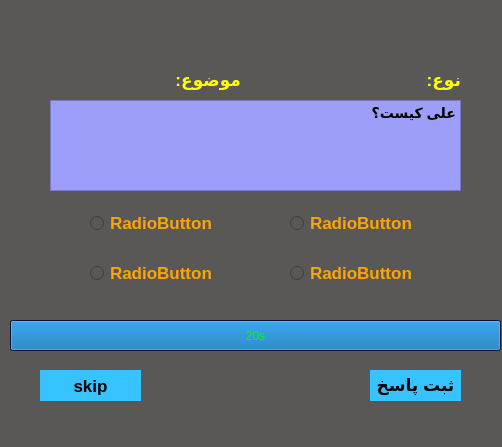
Qt form TicTocToeQuiz_clinet/multiplequstion.ui (alireza1384848/AP-project) before a commit.
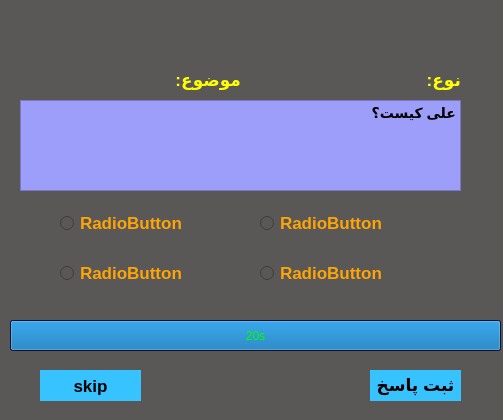
The same form after that commit.

The edit to the form file:
```diff
--- a/TicTocToeQuiz_clinet/multiplequstion.ui
+++ b/TicTocToeQuiz_clinet/multiplequstion.ui
@@ -6,8 +6,8 @@
    <rect>
     <x>0</x>
     <y>0</y>
-    <width>502</width>
-    <height>447</height>
+    <width>503</width>
+    <height>420</height>
    </rect>
   </property>
   <property name="windowTitle">
@@ -19,7 +19,7 @@
   <widget class="QRadioButton" name="answer1">
    <property name="geometry">
     <rect>
-     <x>90</x>
+     <x>60</x>
      <y>260</y>
      <width>151</width>
      <height>26</height>
@@ -35,7 +35,7 @@
   <widget class="QRadioButton" name="answer2">
    <property name="geometry">
     <rect>
-     <x>290</x>
+     <x>260</x>
      <y>210</y>
      <width>161</width>
      <height>26</height>
@@ -51,7 +51,7 @@
   <widget class="QRadioButton" name="answer3">
    <property name="geometry">
     <rect>
-     <x>90</x>
+     <x>60</x>
      <y>210</y>
      <width>151</width>
      <height>26</height>
@@ -67,7 +67,7 @@
   <widget class="QRadioButton" name="answer4">
    <property name="geometry">
     <rect>
-     <x>290</x>
+     <x>260</x>
      <y>260</y>
      <width>161</width>
      <height>26</height>
@@ -147,9 +147,9 @@
   <widget class="QTextBrowser" name="quesText">
    <property name="geometry">
     <rect>
-     <x>50</x>
+     <x>20</x>
      <y>100</y>
-     <width>411</width>
+     <width>441</width>
      <height>91</height>
     </rect>
    </property>
@@ -173,9 +173,9 @@
   <widget class="QLabel" name="category">
    <property name="geometry">
     <rect>
-     <x>80</x>
+     <x>30</x>
      <y>70</y>
-     <width>91</width>
+     <width>141</width>
      <height>20</height>
     </rect>
    </property>
```
